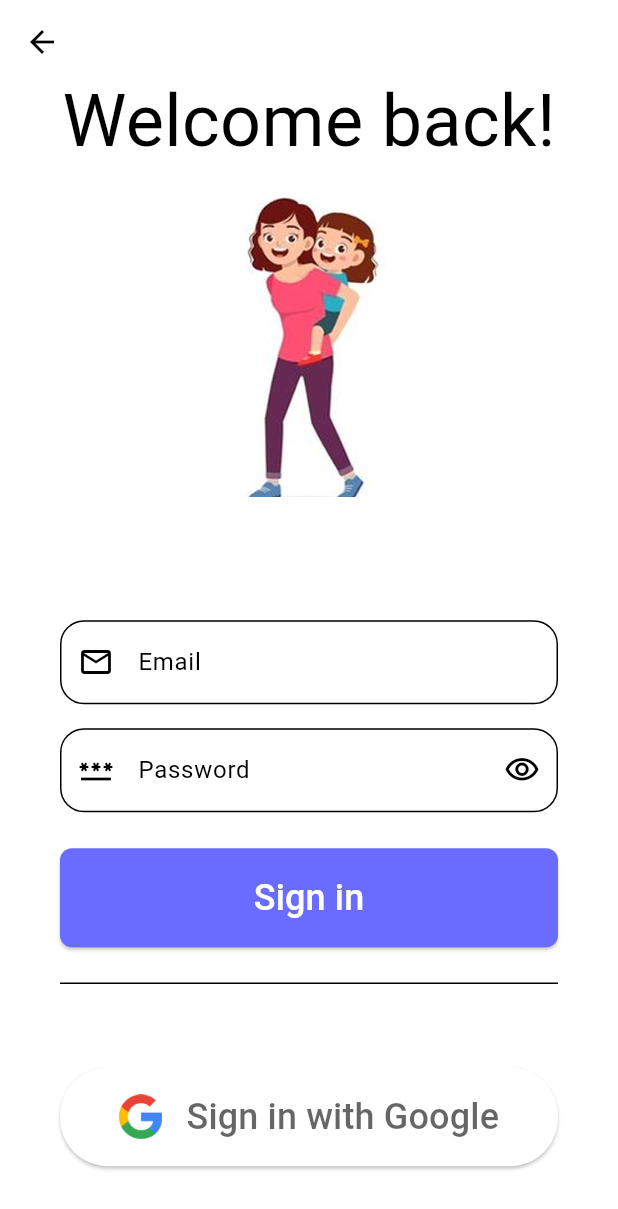
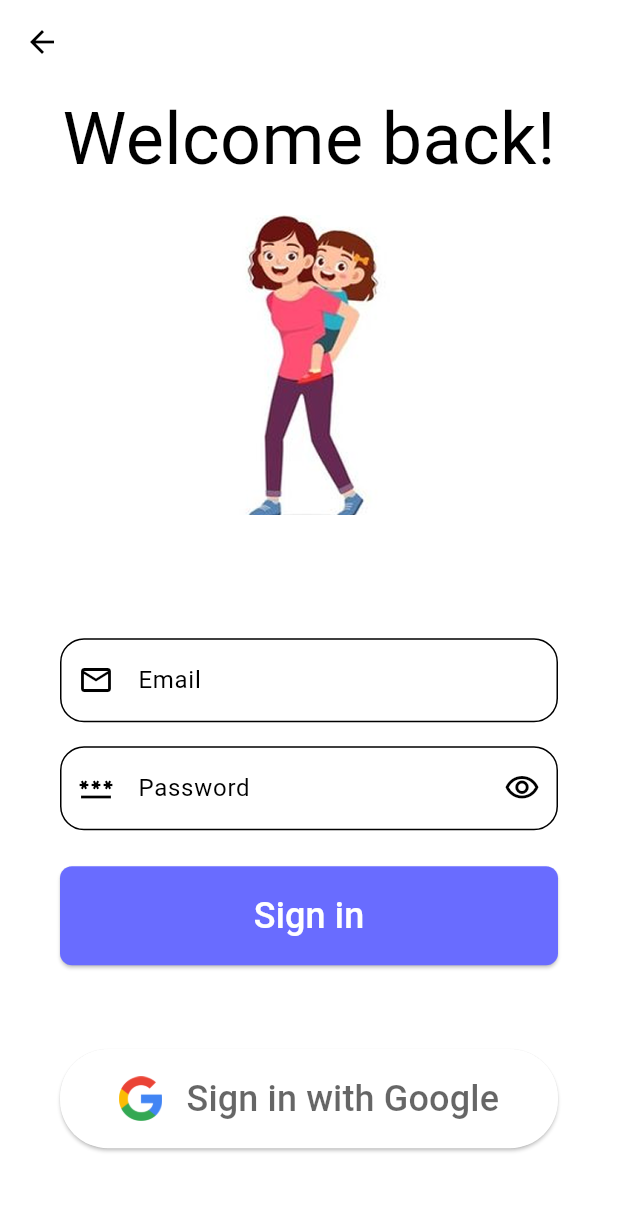
Before and after one commit to jPael/carenest, a Flutter app: the WelcomePage screen opened directly, after a tap on "Get started", on a phone screen of 412 x 824 dp. Shown: the top 1209 px of the screen. Run offline on Flutter 3.47's test engine with Material 3 defaults, Android fonts, the phone set to English and light mode, and no system bars; our stand-ins replace cloud_firestore, equatable, firebase_auth, firebase_core, flutter_bloc, flutter_dotenv and 4 more; accounts and stored records are empty; network calls fail.

Commit message:
Add Barangay model and fields, update API URL, and enhance custom button functionality

```diff
--- a/lib/components/button/custom_button.dart
+++ b/lib/components/button/custom_button.dart
@@ -126,6 +126,8 @@ class CustomButton extends StatelessWidget {
     late TextStyle textStyle;
     late Image img;
 
+    bool isHidden = true;
+
     switch (buttonType) {
       case SocialButtonType.google:
         buttonStyle = ButtonStyle(
--- a/lib/components/form/custom_form.dart
+++ b/lib/components/form/custom_form.dart
@@ -43,11 +43,13 @@ class CustomForm extends StatelessWidget {
         const SizedBox(
           height: 8 * 2,
         ),
-        Divider(),
-        const SizedBox(
-          height: 8,
-        ),
-        if (socials.isNotEmpty) ...socials
+        if (socials.isNotEmpty) ...[
+          Divider(),
+          const SizedBox(
+            height: 8,
+          ),
+          ...socials
+        ]
       ],
     );
   }
--- a/lib/pages/mother/welcome_page.dart
+++ b/lib/pages/mother/welcome_page.dart
@@ -73,50 +73,50 @@ class WelcomePage extends StatelessWidget {
               const SizedBox(
                 height: 8 * 2,
               ),
-              Row(
-                mainAxisAlignment: MainAxisAlignment.center,
-                children: [
-                  Expanded(
-                    child: Container(
-                      decoration: BoxDecoration(
-                        border: Border(
-                          bottom: BorderSide(
-                            color: Colors.grey,
-                            width: 1.0,
-                          ),
-                        ),
-                      ),
-                    ),
-                  ),
-                  Padding(
-                    padding: const EdgeInsets.symmetric(horizontal: 8.0),
-                    child: Text("Or"),
-                  ),
-                  Expanded(
-                    child: Container(
-                      decoration: BoxDecoration(
-                        border: Border(
-                          bottom: BorderSide(
-                            color: Colors.grey,
-                            width: 1.0,
-                          ),
-                        ),
-                      ),
-                    ),
-                  ),
-                ],
-              ),
-              const SizedBox(
-                height: 8 * 2,
-              ),
-              Padding(
-                padding: const EdgeInsets.symmetric(horizontal: 8.0 * 3),
-                child: CustomButton.social(
-                    context: context,
-                    label: "Continue with Google",
-                    onPressed: () {},
-                    buttonType: SocialButtonType.google),
-              )
+              // Row(
+              //   mainAxisAlignment: MainAxisAlignment.center,
+              //   children: [
+              //     Expanded(
+              //       child: Container(
+              //         decoration: BoxDecoration(
+              //           border: Border(
+              //             bottom: BorderSide(
+              //               color: Colors.grey,
+              //               width: 1.0,
+              //             ),
+              //           ),
+              //         ),
+              //       ),
+              //     ),
+              //     Padding(
+              //       padding: const EdgeInsets.symmetric(horizontal: 8.0),
+              //       child: Text("Or"),
+              //     ),
+              //     Expanded(
+              //       child: Container(
+              //         decoration: BoxDecoration(
+              //           border: Border(
+              //             bottom: BorderSide(
+              //               color: Colors.grey,
+              //               width: 1.0,
+              //             ),
+              //           ),
+              //         ),
+              //       ),
+              //     ),
+              //   ],
+              // ),
+              // const SizedBox(
+              //   height: 8 * 2,
+              // ),
+              // Padding(
+              //   padding: const EdgeInsets.symmetric(horizontal: 8.0 * 3),
+              //   child: CustomButton.social(
+              //       context: context,
+              //       label: "Continue with Google",
+              //       onPressed: () {},
+              //       buttonType: SocialButtonType.google),
+              // )
             ],
           ),
         ),
--- a/lib/services/laravel/api_url.dart
+++ b/lib/services/laravel/api_url.dart
@@ -1,6 +1,7 @@
-Uri get apiURIBase => Uri(scheme: "http", host: "192.168.178.83", port: 8000);
+Uri get apiURIBase => Uri(scheme: "http", host: "192.168.58.83", port: 8000);
 
 class LaravelPaths {
   static String get register => "/api/v1/register";
   static String get login => "/api/v1/login";
+  static String get barangay => "/api/v1/barangays";
 }
```
Also changed, not shown: lib/fields/barangay_fields.dart (added, +7 -0 lines), lib/models/barangay.dart (added, +16 -0 lines), lib/pages/mother/signup/mother_registration.dart (+84 -20 lines), lib/services/laravel/barangay_services.dart (added, +32 -0 lines), 12 other files.
